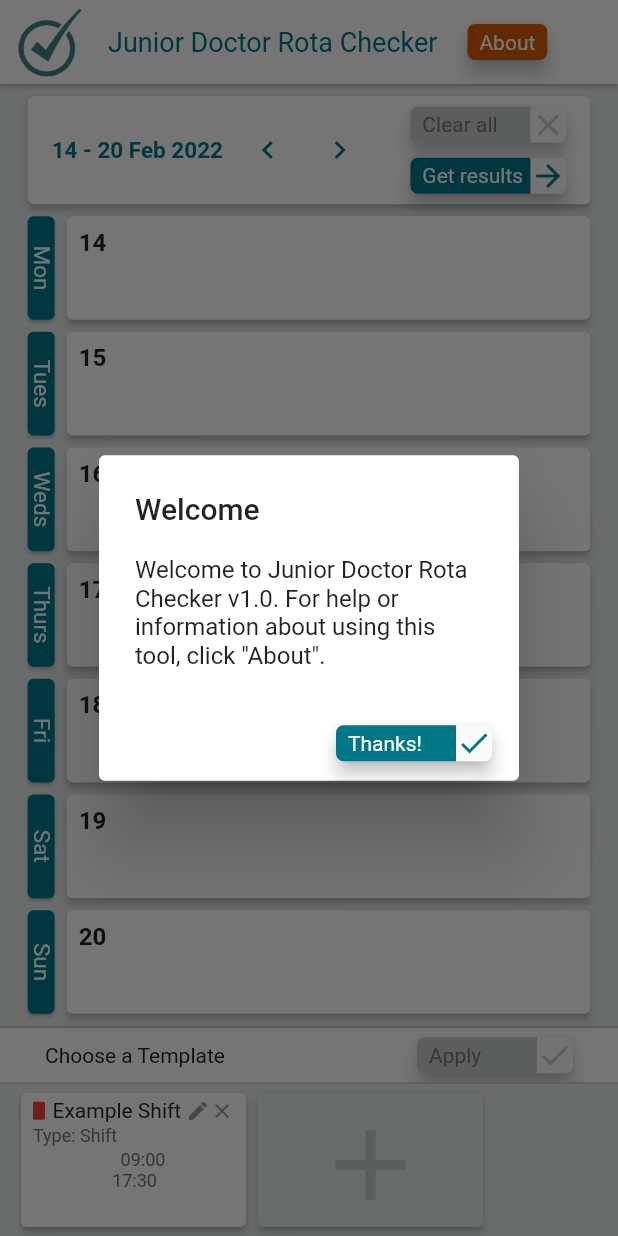
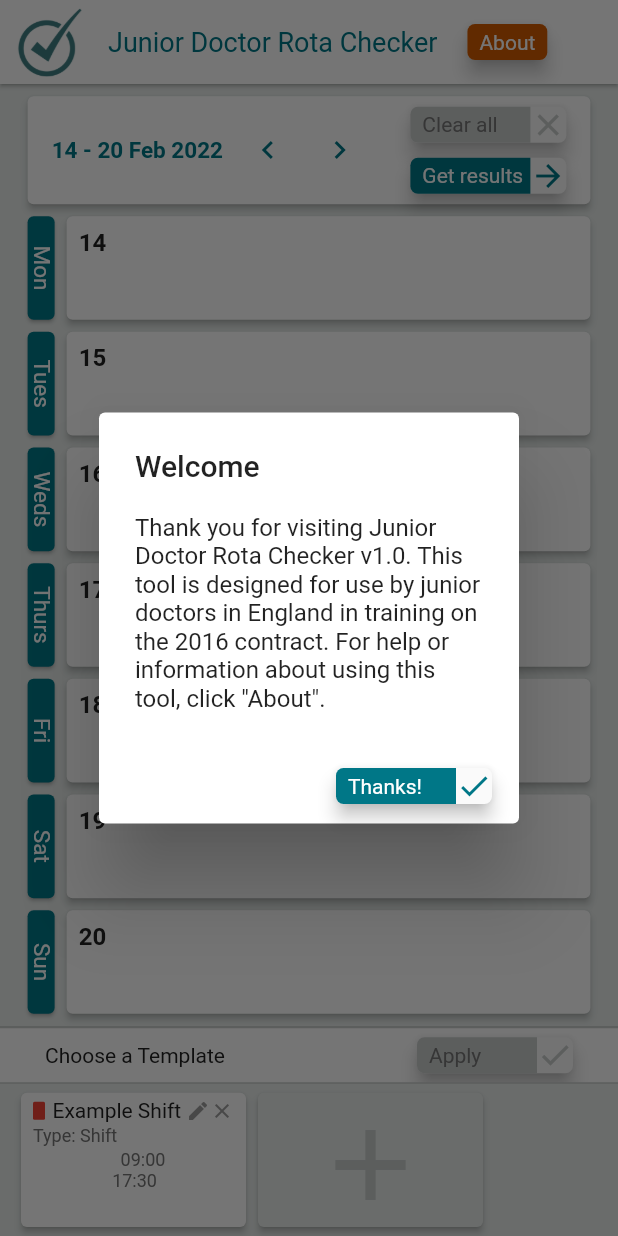
Before and after one commit to CourtneyOB/rota_checker, a Flutter app: the screen it shows after launch, on a phone screen of 412 x 824 dp. Run offline on Flutter 3.47's test engine with Material 2 defaults, Android fonts, the light colour scheme and no system bars; drawn by our look-alikes of auto_size_text; our stand-ins replace cloud_firestore, firebase_core, flutter_riverpod, mask_text_input_formatter, shared_preferences; missing offline and left inert: week_of_year; accounts and stored records are empty; generated files the repository leaves out were written again.

Commit message:
bug fixes

```diff
--- a/lib/screens/homepage.dart
+++ b/lib/screens/homepage.dart
@@ -30,7 +30,7 @@ class HomePageState extends ConsumerState<HomePage> {
               content: Container(
                 width: screenWidth(context) * 0.2,
                 child: Text(
-                    'Welcome to Junior Doctor Rota Checker v${kVersionNumber.toStringAsFixed(1)}. For help or information about using this tool, click "About".'),
+                    'Thank you for visiting Junior Doctor Rota Checker v${kVersionNumber.toStringAsFixed(1)}. This tool is designed for use by junior doctors in England in training on the 2016 contract. For help or information about using this tool, click "About".'),
               ),
               actions: [
                 Padding(
```
